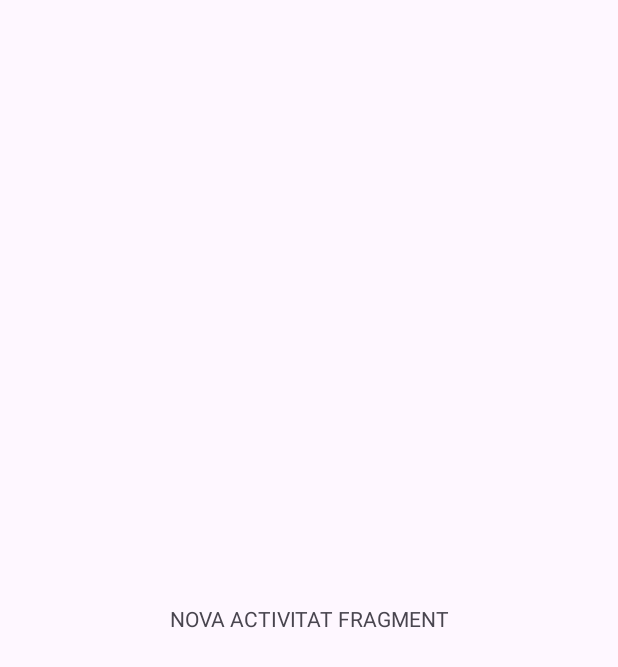
After one commit to IagoCatena/EduTrackAnd, an Android app: the fragment NovaActivitatFragment shown on its own in the app's theme, on a phone screen of 412 x 824 dp. The commit adds this screen. Shown: the top 667 px of the screen. Run offline under Robolectric (Android 15) with nearby library versions, the phone set to English and light mode, and no system bars.

Commit message:
starting up main fragments

```diff
--- /dev/null
+++ b/app/src/main/java/ad/cfp/edutrackand/ui/NovaActivitatFragment.kt
@@ -0,0 +1,18 @@
+package ad.cfp.edutrackand.ui
+
+import android.os.Bundle
+import androidx.fragment.app.Fragment
+import android.view.LayoutInflater
+import android.view.View
+import android.view.ViewGroup
+import ad.cfp.edutrackand.R
+
+class NovaActivitatFragment : Fragment() {
+    override fun onCreateView(
+        inflater: LayoutInflater, container: ViewGroup?,
+        savedInstanceState: Bundle?
+    ): View? {
+        // Inflate the layout for this fragment
+        return inflater.inflate(R.layout.fragment_nova_activitat, container, false)
+    }
+}
--- /dev/null
+++ b/app/src/main/res/layout/fragment_nova_activitat.xml
@@ -0,0 +1,19 @@
+<?xml version="1.0" encoding="utf-8"?>
+<androidx.constraintlayout.widget.ConstraintLayout xmlns:android="http://schemas.android.com/apk/res/android"
+    xmlns:tools="http://schemas.android.com/tools"
+    android:layout_width="match_parent"
+    android:layout_height="match_parent"
+    xmlns:app="http://schemas.android.com/apk/res-auto"
+    tools:context=".ui.NovaActivitatFragment">
+
+    <TextView
+        android:id="@+id/tv"
+        android:layout_width="wrap_content"
+        android:layout_height="wrap_content"
+        android:text="NOVA ACTIVITAT FRAGMENT"
+        app:layout_constraintBottom_toBottomOf="parent"
+        app:layout_constraintEnd_toEndOf="parent"
+        app:layout_constraintStart_toStartOf="parent"
+        app:layout_constraintTop_toTopOf="parent" />
+
+</androidx.constraintlayout.widget.ConstraintLayout>
--- a/app/src/main/res/values/strings.xml
+++ b/app/src/main/res/values/strings.xml
@@ -1,3 +1,5 @@
 <resources>
     <string name="app_name">EduTrackAnd</string>
+    <!-- TODO: Remove or change this placeholder text -->
+    <string name="hello_blank_fragment">Hello blank fragment</string>
 </resources>
```
Also changed, not shown: app/src/main/java/ad/cfp/edutrackand/ui/ActivitatsFragment.kt (added, +19 -0 lines), app/src/main/java/ad/cfp/edutrackand/ui/AjudaFragment.kt (added, +18 -0 lines), app/src/main/java/ad/cfp/edutrackand/ui/ResumFragment.kt (added, +18 -0 lines), app/src/main/res/layout/fragment_activitats.xml (added, +19 -0 lines), app/src/main/res/layout/fragment_ajuda.xml (added, +19 -0 lines), app/src/main/res/layout/fragment_resum.xml (added, +19 -0 lines).
